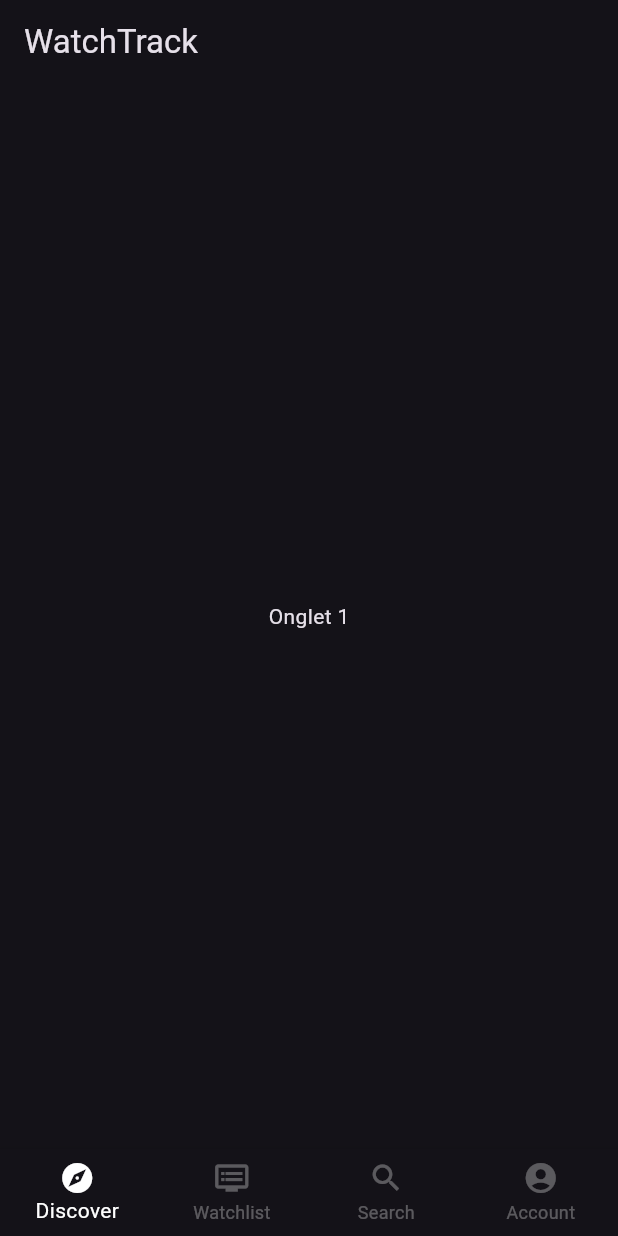
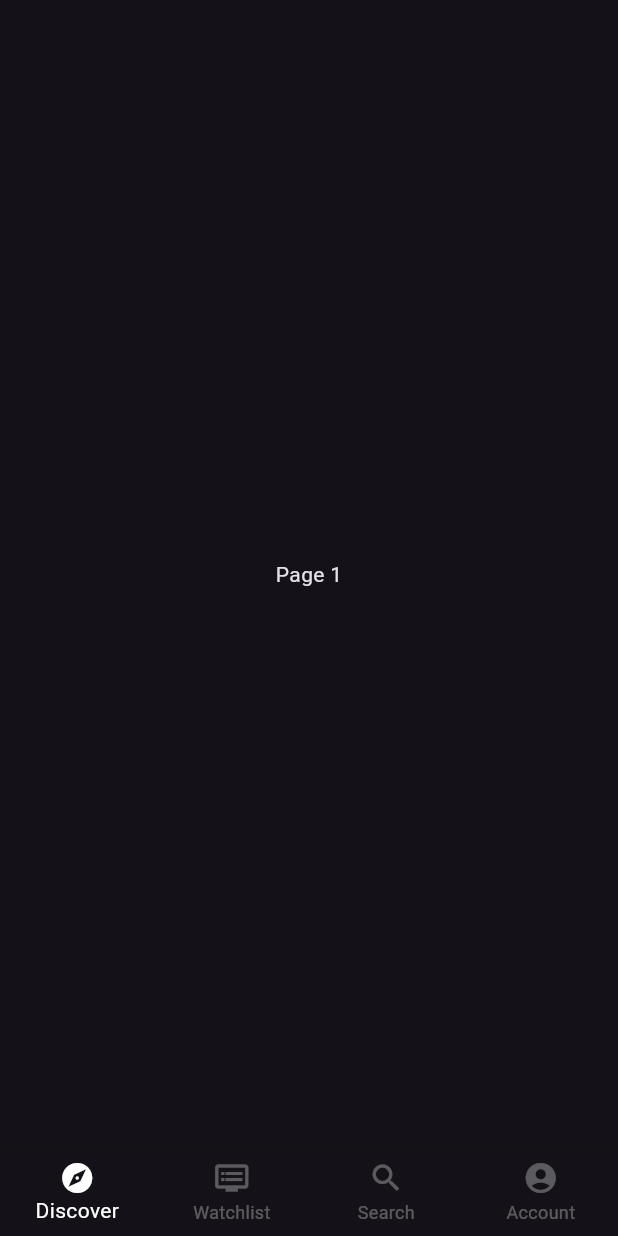
Before and after one commit to CharlesPeslerbe/WatchTrack, a Flutter app: the screen it shows after launch, on a phone screen of 412 x 824 dp. Run offline on Flutter 3.47's test engine with Material 3 defaults, Android fonts, the phone set to English and light mode, and no system bars.

Commit message:
UI Page package

```diff
--- a/lib/main.dart
+++ b/lib/main.dart
@@ -1,4 +1,9 @@
 import 'package:flutter/material.dart';
+import 'ui/discover.dart';
+import 'ui/watchlist.dart';
+import 'ui/search.dart';
+import 'ui/account.dart';
+
 
 void main() {
   runApp(MyApp());
@@ -42,29 +47,14 @@ class _MyHomePageState extends State<MyHomePage> {
   @override
   Widget build(BuildContext context) {
     return Scaffold(
-      appBar: AppBar(
-        title: Text(widget.title),
-      ),
+      // ...
       body: IndexedStack(
         index: _currentIndex,
         children: [
-          // Widget pour le premier onglet
-          Center(
-            child: Text('Onglet 1'),
-
-          ),
-          // Widget pour le deuxième onglet
-          Center(
-            child: Text('Onglet 2'),
-          ),
-          // Widget pour le troisième onglet
-          Center(
-            child: Text('Onglet 3'),
-          ),
-          // Widget pour le quatrième onglet
-          Center(
-            child: Text('Onglet 4'),
-          ),
+          DiscoverPage(),
+          WatchlistPage(),
+          SearchPage(),
+          AccountPage(),
         ],
       ),
       bottomNavigationBar: BottomNavigationBar(
--- /dev/null
+++ b/lib/ui/discover.dart
@@ -0,0 +1,10 @@
+import 'package:flutter/material.dart';
+
+class DiscoverPage extends StatelessWidget {
+  @override
+  Widget build(BuildContext context) {
+    return Center(
+      child: Text('Page 1'),
+    );
+  }
+}
```
Also changed, not shown: lib/ui/account.dart (added, +10 -0 lines), lib/ui/search.dart (added, +10 -0 lines), lib/ui/watchlist.dart (added, +10 -0 lines).
